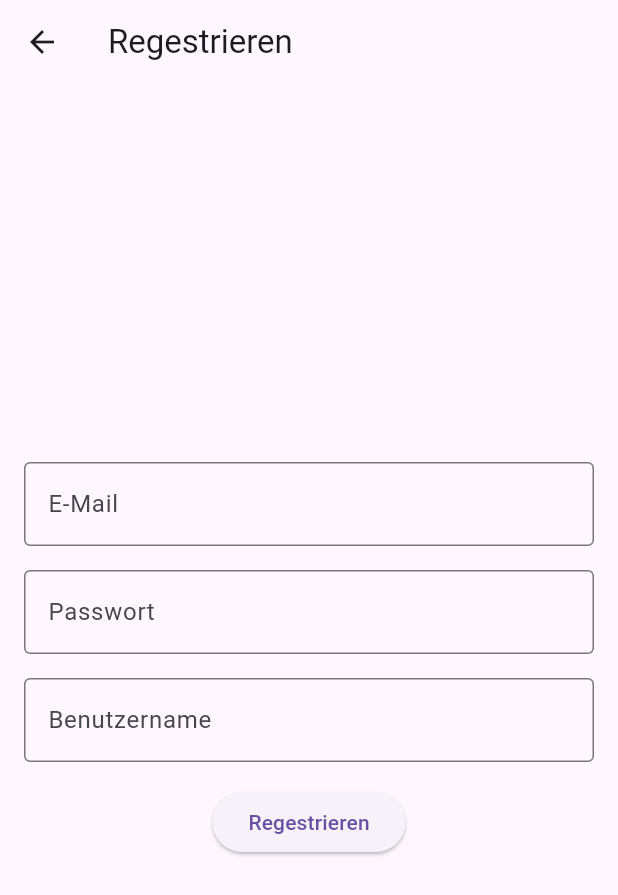
After one commit to Ruwen000/Flutter, a Flutter app: the screen it shows after launch, after a tap on "Registrieren", on a phone screen of 412 x 824 dp. The commit adds this screen. Shown: the top 895 px of the screen. Run offline on Flutter 3.47's test engine with Material 3 defaults, Android fonts, the phone set to English and light mode, and no system bars; our stand-ins replace cloud_firestore, firebase_auth, firebase_core; accounts and stored records are empty; network calls fail.

Commit message:
vierter commit

```diff
--- a/Frontend/lib/kontodaten.dart
+++ b/Frontend/lib/kontodaten.dart
@@ -1,13 +1,15 @@
 class kontodaten {
   final String name;
   final List<dynamic> skill;
+  final String email;
 
-  kontodaten({required this.name, required this.skill});
+  kontodaten({required this.name, required this.skill, required this.email});
 
   factory kontodaten.fromJson(Map<String, dynamic> json) {
     return kontodaten(
       name: json['name'],
       skill: json['skill'],
+      email: json['email'],
     );
   }
 }
--- a/Frontend/lib/login.dart
+++ b/Frontend/lib/login.dart
@@ -2,6 +2,7 @@
 
 import 'package:firebase_auth/firebase_auth.dart';
 import 'package:flutter/material.dart';
+import 'package:mobileapp/regestrieren.dart';
 
 class login extends StatefulWidget {
   const login({super.key});
@@ -16,8 +17,55 @@ class loginpage extends State<login> {
   final TextEditingController _passwordController = TextEditingController();
 
   void _login() async {
-    await FirebaseAuth.instance.signInWithEmailAndPassword(
-        email: _emailController.text, password: _passwordController.text);
+    showDialog(
+        context: context,
+        builder: (context) {
+          return const Center(
+            child: CircularProgressIndicator(),
+          );
+        });
+    try {
+      await FirebaseAuth.instance.signInWithEmailAndPassword(
+          email: _emailController.text, password: _passwordController.text);
+      Navigator.pop(context);
+    } on FirebaseAuthException catch (e) {
+      Navigator.pop(context);
+      if (e.code == 'user-not-found') {
+        print('No User found');
+        wrongEmail();
+      } else {
+        print('Wrong Passwort');
+        wrongPasswort();
+      }
+    }
+  }
+
+  void wrongEmail() {
+    showDialog(
+        context: context,
+        builder: (context) {
+          return const AlertDialog(
+            title: Text('Falsche Email'),
+          );
+        });
+  }
+
+  void wrongPasswort() {
+    showDialog(
+        context: context,
+        builder: (context) {
+          return const AlertDialog(
+            title: Text('Falsches Passwort'),
+          );
+        });
+  }
+
+  void _register(BuildContext context) {
+    // Hier kannst du die neue Seite öffnen
+    Navigator.push(
+      context,
+      MaterialPageRoute(builder: (context) => const regestrieren()),
+    );
   }
 
   @override
@@ -72,6 +120,17 @@ class loginpage extends State<login> {
                 onPressed: _login,
                 child: const Text('Anmelden'),
               ),
+              const SizedBox(height: 8.0),
+              GestureDetector(
+                onTap: () => _register(context),
+                child: const Text(
+                  'Registrieren',
+                  style: TextStyle(
+                    color: Colors.blue,
+                    decoration: TextDecoration.underline,
+                  ),
+                ),
+              ),
             ],
           ),
         ),
--- /dev/null
+++ b/Frontend/lib/regestrieren.dart
@@ -0,0 +1,81 @@
+// ignore_for_file: camel_case_types
+
+import 'package:cloud_firestore/cloud_firestore.dart';
+import 'package:firebase_auth/firebase_auth.dart';
+import 'package:flutter/material.dart';
+
+class regestrieren extends StatefulWidget {
+  const regestrieren({super.key});
+
+  @override
+  State<regestrieren> createState() => regestrierenpage();
+}
+
+class regestrierenpage extends State<regestrieren> {
+  final _formKey = GlobalKey<FormState>();
+  final TextEditingController _emailController = TextEditingController();
+  final TextEditingController _passwordController = TextEditingController();
+  final TextEditingController _nameController = TextEditingController();
+
+  Future signIn() async {
+    await FirebaseAuth.instance.createUserWithEmailAndPassword(
+        email: _emailController.text, password: _passwordController.text);
+    addDetails(_nameController.text.trim());
+    Navigator.pop(context);
+  }
+
+  Future addDetails(String name) async {
+    await FirebaseFirestore.instance.collection('Nutzer').add({
+      'name': name,
+    });
+  }
+
+  @override
+  Widget build(BuildContext context) {
+    return Scaffold(
+      appBar: AppBar(
+        title: const Text('Regestrieren'),
+      ),
+      body: Padding(
+        padding: const EdgeInsets.all(16.0),
+        child: Form(
+          key: _formKey,
+          child: Column(
+            mainAxisAlignment: MainAxisAlignment.center,
+            children: <Widget>[
+              TextFormField(
+                controller: _emailController,
+                decoration: const InputDecoration(
+                  labelText: 'E-Mail',
+                  border: OutlineInputBorder(),
+                ),
+              ),
+              const SizedBox(height: 16.0),
+              TextFormField(
+                controller: _passwordController,
+                decoration: const InputDecoration(
+                  labelText: 'Passwort',
+                  border: OutlineInputBorder(),
+                ),
+                obscureText: true,
+              ),
+              const SizedBox(height: 16.0),
+              TextFormField(
+                controller: _nameController,
+                decoration: const InputDecoration(
+                  labelText: 'Benutzername',
+                  border: OutlineInputBorder(),
+                ),
+              ),
+              const SizedBox(height: 16.0),
+              ElevatedButton(
+                onPressed: signIn,
+                child: const Text('Regestrieren'),
+              ),
+            ],
+          ),
+        ),
+      ),
+    );
+  }
+}
--- a/Frontend/lib/search.dart
+++ b/Frontend/lib/search.dart
@@ -29,7 +29,7 @@ class searchpage extends State<search> {
         children: [
           Expanded(
             child: FutureBuilder<List<kontodaten>>(
-              future: fetchDeals(),
+              future: fetchKonto(),
               builder: (context, snapshot) {
                 if (snapshot.connectionState == ConnectionState.waiting) {
                   return const Center(child: CircularProgressIndicator());
@@ -126,7 +126,7 @@ class SearchBar extends StatelessWidget {
   }
 }
 
-Future<List<kontodaten>> fetchDeals() async {
+Future<List<kontodaten>> fetchKonto() async {
   final response = await http.get(Uri.parse('http://10.0.2.2:3000/konten'));
 
   if (response.statusCode == 200) {
--- a/Frontend/pubspec.yaml
+++ b/Frontend/pubspec.yaml
@@ -38,6 +38,7 @@ dependencies:
   http: ^1.2.1
   firebase_core: ^2.32.0
   firebase_auth: ^4.20.0
+  cloud_firestore: ^4.17.5
 
 dev_dependencies:
   flutter_test:
```
Also changed, not shown: Frontend/lib/firebaseData.dart (added, +36 -0 lines), Frontend/lib/profil.dart (+81 -5 lines), Frontend/flutter_01.png (added), Frontend/pubspec.lock, 4 other files.
